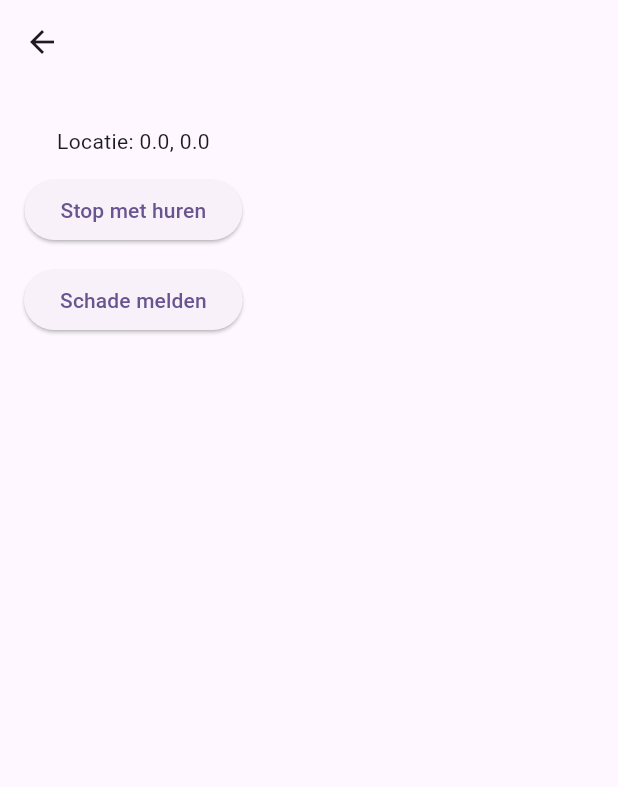
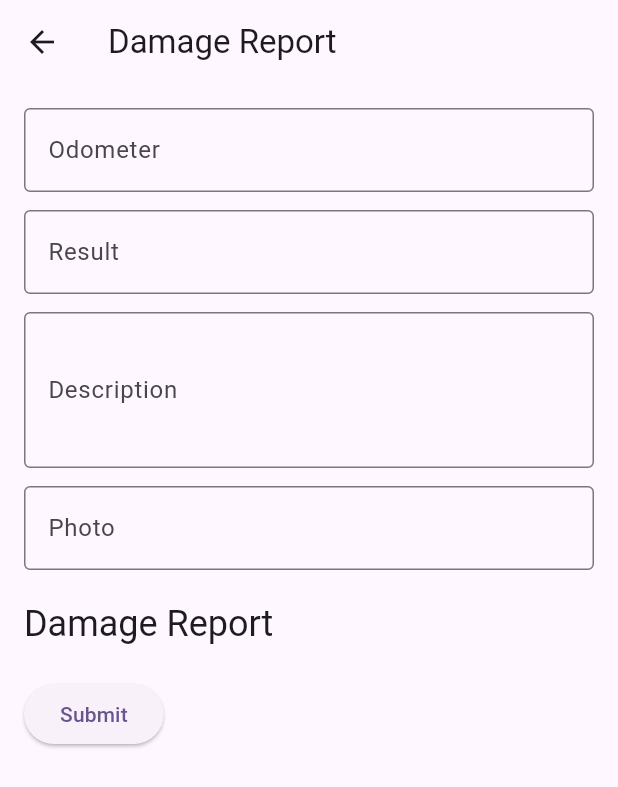
Before and after one commit to david-warris/MAD-AutoMaat, a Flutter app: the RentalScreen screen opened directly with empty values, after a tap on "Schade melden", on a phone screen of 412 x 824 dp. Shown: the top 787 px of the screen. Run offline on Flutter 3.47's test engine with Material 3 defaults, Android fonts, the phone set to English and light mode, and no system bars; our stand-ins replace flutter_secure_storage, geolocator, image_picker; accounts and stored records are empty; network calls fail.

Commit message:
added damage report and redid api routing

```diff
--- a/automaat_mad/lib/app.dart
+++ b/automaat_mad/lib/app.dart
@@ -1,3 +1,4 @@
+import 'package:automaat_mad/screens/damage_report_screen.dart';
 import 'package:automaat_mad/screens/rental_screen.dart';
 import 'package:flutter/material.dart';
 import 'screens/login_screen.dart';
@@ -19,6 +20,7 @@ class AutoMaatApp extends StatelessWidget {
         '/home': (_) => const HomeScreen(),
         '/profile': (_) => const ProfileScreen(),
         '/rental': (_) => const RentalScreen(),
+        '/damage_report': (_) => const DamageReportScreen(),
       },
     );
   }
--- a/automaat_mad/lib/screens/car_detail_screen.dart
+++ b/automaat_mad/lib/screens/car_detail_screen.dart
@@ -39,7 +39,7 @@ class CarDetailScreen extends StatelessWidget {
                     customerId: response.customerId,
                     latitude: response.latitude,
                     longitude: response.longitude,
-                    car: car, // hier zet je je originele car
+                    car: car,
                   );
                   Navigator.pushNamed(context, '/rental', arguments: rentalWithCar);
                 } catch (e) {
--- a/automaat_mad/lib/screens/damage_report_screen.dart
+++ b/automaat_mad/lib/screens/damage_report_screen.dart
@@ -0,0 +1,81 @@
+import 'package:automaat_mad/services/api_service.dart';
+import 'package:automaat_mad/services/damage_report_service.dart';
+import 'package:flutter/material.dart';
+import 'package:provider/provider.dart';
+
+class DamageReportScreen extends StatelessWidget {
+  const DamageReportScreen({super.key});
+
+  @override
+  Widget build(BuildContext context) {
+    final odometerController = TextEditingController();
+    final resultController = TextEditingController();
+    final descriptionController = TextEditingController();
+    final photoController = TextEditingController();
+    return Scaffold(
+      appBar: AppBar(
+        title: const Text('Damage Report'),
+      ),
+      body: SingleChildScrollView(
+        padding: const EdgeInsets.all(16.0),
+        child: Column(
+          crossAxisAlignment: CrossAxisAlignment.start,
+          children: [
+            TextField(
+              controller: odometerController,
+              decoration: InputDecoration(
+                labelText: 'Odometer',
+                border: OutlineInputBorder(),
+              ),
+              keyboardType: TextInputType.number,
+            ),
+            const SizedBox(height: 12),
+            TextField(
+              controller: resultController,
+              decoration: InputDecoration(
+                labelText: 'Result',
+                border: OutlineInputBorder(),
+              ),
+            ),
+            const SizedBox(height: 12),
+            TextField(
+              controller: descriptionController,
+              decoration: InputDecoration(
+                labelText: 'Description',
+                border: OutlineInputBorder(),
+              ),
+              maxLines: 3,
+            ),
+            const SizedBox(height: 12),
+            TextField(
+              controller: photoController,
+              decoration: InputDecoration(
+                labelText: 'Photo',
+                border: OutlineInputBorder(),
+              ),
+            ),
+            const SizedBox(height: 20),
+            Text(
+              'Damage Report',
+              style: Theme.of(context).textTheme.headlineSmall,
+            ),
+            const SizedBox(height: 20),
+            ElevatedButton(
+              onPressed: () async{
+                final api = Provider.of<ApiService>(context, listen: false);
+                await DamageReportService(api: api).submitReport(
+                  odometer: odometerController.text,
+                  result: resultController.text,
+                  description: descriptionController.text,
+                  photo: photoController.text,
+                );
+                // TODO: Submit damage report
+              },
+              child: const Text('Submit'),
+            ),
+          ],
+        ),
+      ),
+    );
+  }
+}
--- a/automaat_mad/lib/screens/rental_screen.dart
+++ b/automaat_mad/lib/screens/rental_screen.dart
@@ -49,7 +49,7 @@ class RentalScreen extends StatelessWidget {
             const SizedBox(height: 12),
             ElevatedButton(
               onPressed: () {
-                // Ga naar schade melden
+                Navigator.pushNamed(context, '/damage_report', arguments: rental);
               },
               child: const Text('Schade melden'),
             ),
--- /dev/null
+++ b/automaat_mad/lib/services/damage_report_service.dart
@@ -0,0 +1,21 @@
+import 'package:automaat_mad/services/api_service.dart';
+
+class DamageReportService {
+  final ApiService api;
+  DamageReportService({required this.api});
+  Future<void> submitReport({
+    required String odometer,
+    required String result,
+    required String description,
+    required String photo,
+  }) async {
+    final reportData = {
+      'odometer': odometer,
+      'result': result,
+      'description': description,
+      'photo': photo,
+    };
+    await api.post('/api/inspections', reportData);
+    return;
+  }
+}
--- a/automaat_mad/pubspec.yaml
+++ b/automaat_mad/pubspec.yaml
@@ -34,6 +34,7 @@ dependencies:
   geolocator: ^10.1.0
   provider: ^6.0.0
   flutter_secure_storage: ^8.1.0
+  image_picker: ^1.0.4
   # The following adds the Cupertino Icons font to your application.
   # Use with the CupertinoIcons class for iOS style icons.
   cupertino_icons: ^1.0.8
```
Also changed, not shown: automaat_mad/lib/screens/register_screen.dart (+42 -15 lines), automaat_mad/lib/utils/photo_picker.dart (added, +45 -0 lines), automaat_mad/lib/screens/reset_password_screen.dart (added), automaat_mad/lib/services/repair_service.dart (deleted), 5 other files.
